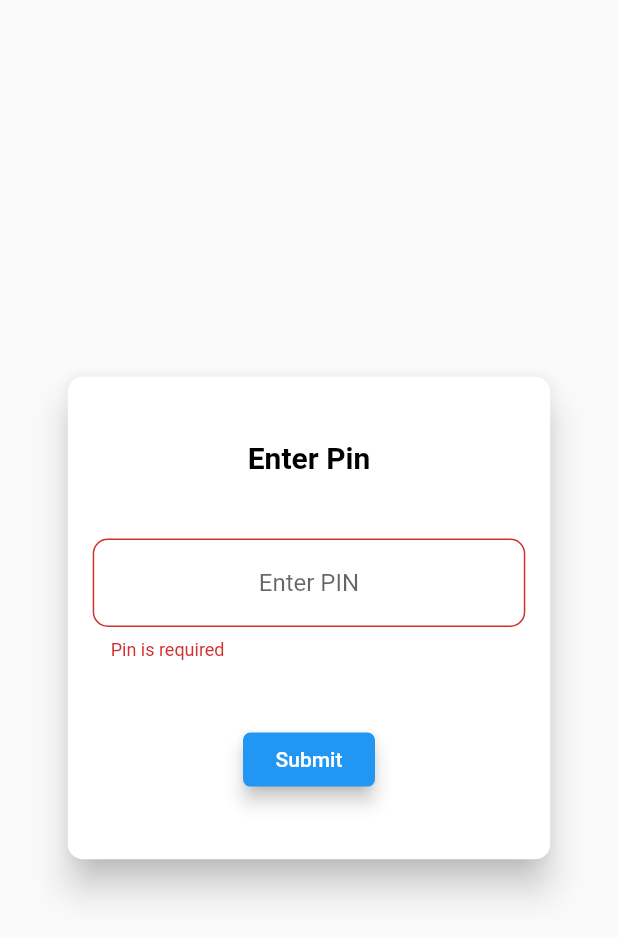
After one commit to Shrey29ansh/Notes-App-with-Flutter, a Flutter app: the Locker screen opened directly, after a tap on "Submit", on a phone screen of 412 x 824 dp. The commit adds this screen. Shown: the top 938 px of the screen. Run offline on Flutter 3.47's test engine with Material 2 defaults, Android fonts, the phone set to English and light mode, and no system bars; our stand-ins replace local_auth, sqflite; accounts and stored records are empty.

Commit message:
working app
Final code
Streams
multiple sqflite tables
local authentication
Animations.

```diff
--- a/chat_app/lib/database_helper.dart
+++ b/chat_app/lib/database_helper.dart
@@ -62,7 +62,7 @@ class mainDB {
 }
 
 class CreateNotes {
-  static final _databaseName = "MyDatabase.db";
+  static final _databaseName = "MyDatabase2.db";
   static final _databaseVersion = 1;
   static final columnId = 'id',
       columnName = 'lockername',
--- /dev/null
+++ b/chat_app/lib/locker.dart
@@ -0,0 +1,327 @@
+import 'dart:async';
+import 'dart:math';
+import 'package:flutter/material.dart';
+import 'package:chat_app/home.dart';
+import 'package:flutter/services.dart';
+import 'package:chat_app/database_helper.dart';
+import 'package:local_auth/local_auth.dart';
+
+class Locker extends StatefulWidget {
+  final lockername, password, username, comments, color;
+  Locker(
+      {this.lockername,
+      this.comments,
+      this.password,
+      this.username,
+      this.color});
+  @override
+  _LockerState createState() => _LockerState(
+      lockername: lockername,
+      username: username,
+      password: password,
+      comments: comments,
+      color: color);
+}
+
+class _LockerState extends State<Locker> {
+  final lockername, password, username, comments, color;
+  final LocalAuthentication _localAuthentication = LocalAuthentication();
+  _LockerState(
+      {this.lockername,
+      this.comments,
+      this.password,
+      this.username,
+      this.color});
+  final dbHelper = mainDB.instance, number = TextEditingController();
+
+  bool nextscreen = false;
+  bool show = false;
+  Future _query() async {
+    final allRows = await dbHelper.queryAllRows();
+    return allRows;
+  }
+
+  bool wrong = false, _visible = false;
+  var warn = null;
+  Future<bool> _isBiometricAvailable() async {
+    bool isAvailable = false;
+    try {
+      isAvailable = await _localAuthentication.canCheckBiometrics;
+    } on PlatformException catch (e) {
+      print(e);
+    }
+
+    if (!mounted) return isAvailable;
+
+    isAvailable
+        ? print('Biometric is available!')
+        : print('Biometric is unavailable.');
+
+    return isAvailable;
+  }
+
+  Future<void> _authenticateUser() async {
+    bool isAuthenticated = false;
+    try {
+      isAuthenticated = await _localAuthentication.authenticateWithBiometrics(
+        localizedReason: "Please authenticate to start using the app",
+        useErrorDialogs: true,
+        stickyAuth: true,
+      );
+    } on PlatformException catch (e) {
+      print(e);
+    }
+
+    if (!mounted) return;
+
+    isAuthenticated
+        ? print('User is authenticated!')
+        : print('User is not authenticated.');
+
+    if (isAuthenticated) {
+      setState(() {
+        nextscreen = true;
+      });
+    }
+  }
+
+  Future<void> _getListOfBiometricTypes() async {
+    List<BiometricType> listOfBiometrics;
+    try {
+      listOfBiometrics = await _localAuthentication.getAvailableBiometrics();
+    } on PlatformException catch (e) {
+      print(e);
+    }
+
+    if (!mounted) return;
+
+    print(listOfBiometrics);
+  }
+
+  bool showcont = false;
+
+  Future<void> _checkpin() async {
+    var value;
+    value = await _query();
+    setState(() {
+      exactval = value[0]['code'];
+      showcont = true;
+    });
+  }
+
+  AlignmentDirectional _animatedcontainer = AlignmentDirectional(0.0, 0.7);
+
+  Future startTimer() async {
+    var _duration = new Duration(milliseconds: 300);
+    return new Timer(_duration, opaa);
+  }
+
+  opaa() async {
+    setState(() {
+      _animatedcontainer = AlignmentDirectional(0.0, -0.7);
+      _visible = true;
+    });
+  }
+
+  var exactval;
+  void checklock() async {
+    if (await _isBiometricAvailable()) {
+      await _getListOfBiometricTypes();
+      await _authenticateUser();
+      if (nextscreen) {
+        setState(() {
+          show = true;
+        });
+      }
+    } else {
+      setState(() {
+        showcont = true;
+      });
+      startTimer();
+      //Navigator.of(context).pushReplacement(_createRoute());
+    }
+  }
+
+  @override
+  void initState() {
+    this.checklock();
+    super.initState();
+  }
+
+  @override
+  Widget build(BuildContext context) {
+    return Scaffold(
+      body: Container(
+        color: color,
+        child: Column(
+          mainAxisAlignment: MainAxisAlignment.center,
+          children: [
+            show
+                ? Center(
+                    child: Container(
+                      width: MediaQuery.of(context).size.width * .9,
+                      height: MediaQuery.of(context).size.width * .9,
+                      child: Card(
+                        elevation: 10,
+                        shape: RoundedRectangleBorder(
+                            borderRadius: BorderRadius.circular(10)),
+                        child: Center(
+                          child: Column(
+                            mainAxisAlignment: MainAxisAlignment.spaceEvenly,
+                            crossAxisAlignment: CrossAxisAlignment.start,
+                            children: [
+                              Row(
+                                mainAxisAlignment: MainAxisAlignment.center,
+                                children: [
+                                  Icon(
+                                    Icons.lock_open,
+                                    size: 50,
+                                  ),
+                                  Expanded(
+                                    child: Text(
+                                      "Locker: $lockername",
+                                      style: TextStyle(
+                                          color: Colors.black,
+                                          fontWeight: FontWeight.bold,
+                                          fontSize: 30),
+                                      overflow: TextOverflow.clip,
+                                      maxLines: 3,
+                                    ),
+                                  ),
+                                ],
+                              ),
+                              Row(
+                                children: [
+                                  SizedBox(
+                                    width: 40,
+                                  ),
+                                  Text(
+                                    "Username: $username\nPassword: $password\nComments: $comments",
+                                    style: TextStyle(
+                                        color: Colors.black,
+                                        fontWeight: FontWeight.bold,
+                                        fontSize: 15),
+                                  ),
+                                ],
+                              ),
+                            ],
+                          ),
+                        ),
+                      ),
+                    ),
+                  )
+                : showcont
+                    ? Align(
+                        alignment: Alignment.center,
+                        child: AnimatedOpacity(
+                          duration: Duration(milliseconds: 500),
+                          opacity: _visible ? 1 : 0,
+                          child: Container(
+                            width: MediaQuery.of(context).size.width * 0.8,
+                            height: MediaQuery.of(context).size.height * 0.4,
+                            child: Card(
+                              elevation: 10,
+                              color: Colors.white,
+                              shape: RoundedRectangleBorder(
+                                borderRadius: BorderRadius.circular(10),
+                              ),
+                              child: Column(
+                                mainAxisAlignment:
+                                    MainAxisAlignment.spaceEvenly,
+                                children: [
+                                  Row(
+                                    mainAxisAlignment: MainAxisAlignment.center,
+                                    children: [
+                                      Column(
+                                        children: [
+                                          Text(
+                                            "Enter Pin",
+                                            style: TextStyle(
+                                                color: Colors.black,
+                                                fontWeight: FontWeight.bold,
+                                                fontSize: 20),
+                                          ),
+                                        ],
+                                      ),
+                                    ],
+                                  ),
+                                  Container(
+                                    width:
+                                        MediaQuery.of(context).size.width * 0.7,
+                                    child: Directionality(
+                                      textDirection: TextDirection.ltr,
+                                      child: TextField(
+                                        onTap: () {
+                                          setState(() {});
+                                        },
+                                        obscureText: true,
+                                        cursorColor: Colors.black,
+                                        controller: number,
+                                        autocorrect: true,
+                                        textAlign: TextAlign.center,
+                                        keyboardType: TextInputType.number,
+                                        decoration: InputDecoration(
+                                          focusColor: Colors.blue,
+                                          errorText: warn,
+                                          errorStyle: TextStyle(),
+                                          hintText: "Enter PIN",
+                                          border: OutlineInputBorder(
+                                            borderRadius:
+                                                BorderRadius.circular(10.0),
+                                            borderSide: BorderSide(
+                                              color: Colors.amber,
+                                              style: BorderStyle.solid,
+                                            ),
+                                          ),
+                                        ),
+                                      ),
+                                    ),
+                                  ),
+                                  RaisedButton(
+                                      shape: RoundedRectangleBorder(
+                                        borderRadius: BorderRadius.circular(5),
+                                      ),
+                                      elevation: 5,
+                                      child: Text(
+                                        'Submit',
+                                        style: TextStyle(
+                                          color: Colors.white,
+                                        ),
+                                      ),
+                                      color: Colors.blue,
+                                      onPressed: () async {
+                                        print(number.text);
+                                        if (number.text.isEmpty) {
+                                          setState(() {
+                                            warn = "Pin is required";
+                                          });
+                                        } else {
+                                          await _checkpin();
+                                          if (exactval == number.text) {
+                                            setState(() {
+                                              show = true;
+                                            });
+                                          } else {
+                                            setState(() {
+                                              warn = 'Try Again!';
+                                              wrong = true;
+                                            });
+                                          }
+                                        }
+
+                                        number.clear();
+                                      }),
+                                ],
+                              ),
+                            ),
+                          ),
+                        ),
+                      )
+                    : Container(
+                        child: Center(child: CircularProgressIndicator())),
+          ],
+        ),
+      ),
+    );
+  }
+}
--- a/chat_app/lib/main.dart
+++ b/chat_app/lib/main.dart
@@ -16,8 +16,9 @@ class SplashScreen extends StatefulWidget {
 }
 
 class _SplashScreenState extends State<SplashScreen> {
+  final dbHelper = mainDB.instance;
   Random random = new Random();
-  final dbHelper = mainDB.instance, number = TextEditingController();
+  final number = TextEditingController();
   bool _visible = false,
       nobiometric = false,
       nextscreen = false,
@@ -116,7 +117,6 @@ class _SplashScreenState extends State<SplashScreen> {
   }
 
   navigationPage() async {
-
     if (await _isBiometricAvailable()) {
       await _getListOfBiometricTypes();
       await _authenticateUser();
```
Also changed, not shown: chat_app/lib/home.dart (+71 -86 lines).
